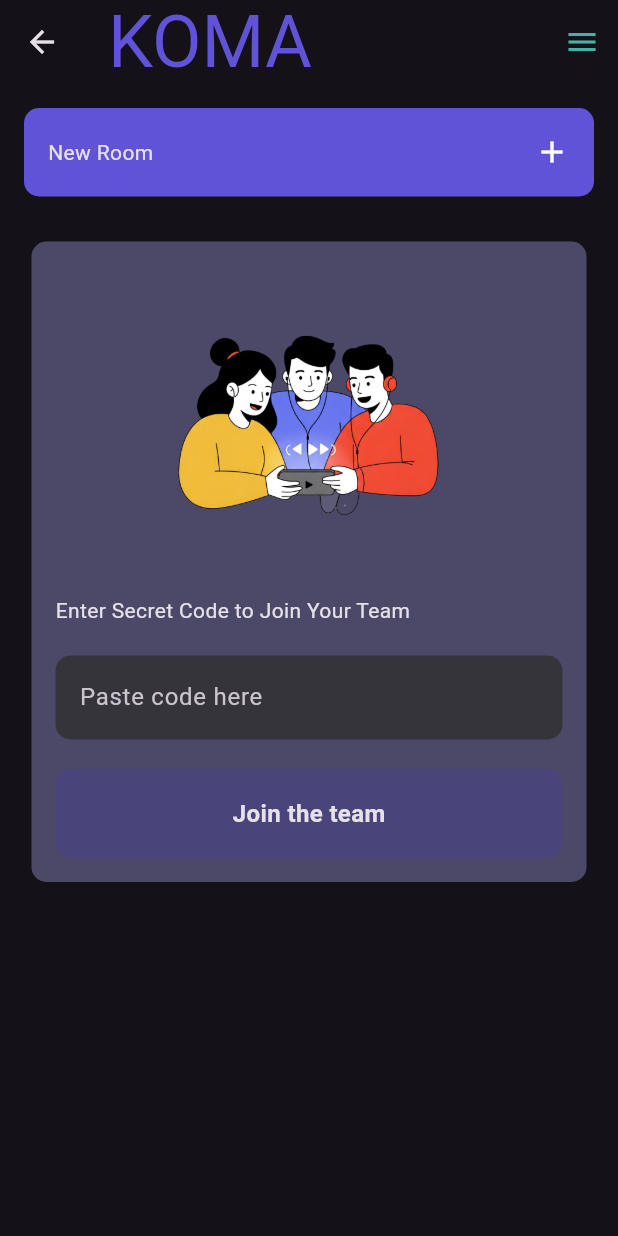
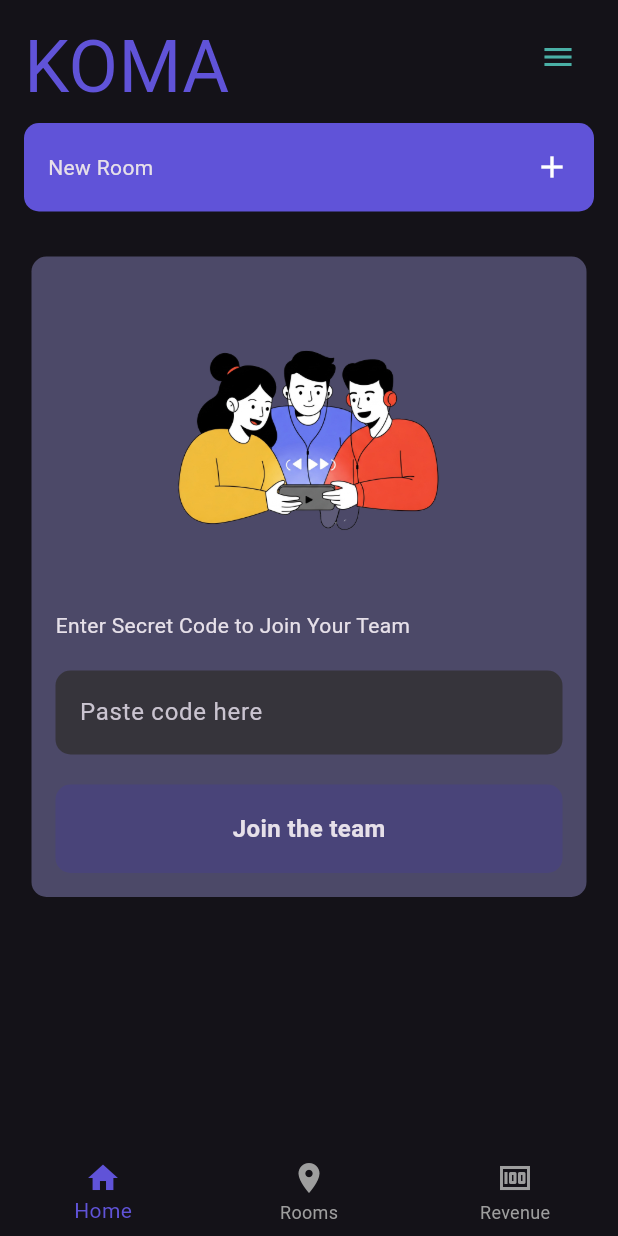
Before and after one commit to HridhyaM/koma, a Flutter app: the ChooseCountry screen opened by its route, after a tap on "Next", on a phone screen of 412 x 824 dp. Run offline on Flutter 3.47's test engine with Material 3 defaults, Android fonts, the phone set to English and light mode, and no system bars; our stand-ins replace get.

Commit message:
ui_correction

```diff
--- /dev/null
+++ b/lib/app/modules/home/controllers/bottom_navigation_controller.dart
@@ -0,0 +1,12 @@
+import 'package:get/get.dart';
+
+class BottomNavigationController  extends GetxController{
+
+
+  var selectedIndex=0.obs;
+
+  void changebottonTab(int index){
+    selectedIndex.value=index;
+  }
+
+}
--- a/lib/app/modules/home/views/choose_country.dart
+++ b/lib/app/modules/home/views/choose_country.dart
@@ -35,7 +35,7 @@ class ChooseCountry extends StatelessWidget {
               child: CustomButton(
                 bgcolor: AppColors.primary,
                 child: Text("Next"), onTap: (){
-                  Get.toNamed(AppRoutes.Homescreen);
+                  Get.toNamed(AppRoutes.botoomnavigation);
                 }),
             )
           ],
--- a/lib/app/modules/home/views/home_screen.dart
+++ b/lib/app/modules/home/views/home_screen.dart
@@ -1,26 +1,20 @@
 import 'package:flutter/material.dart';
 import 'package:get/get.dart';
+import 'package:koma/app/modules/home/views/room_screen_list.dart';
 import 'package:koma/app/routes/app_routes.dart';
 import 'package:koma/styles/app_colors.dart';
 import 'package:koma/styles/app_padding.dart';
 import 'package:koma/styles/app_text_styles.dart';
+import 'package:koma/widgets/bottom_navigation.dart';
 import 'package:koma/widgets/custom_button.dart';
 import 'package:koma/widgets/custom_text_filed.dart';
 
 class HomeScreen extends StatelessWidget {
-  const HomeScreen({super.key});
+   HomeScreen({super.key});
 
   @override
   Widget build(BuildContext context) {
-    return Scaffold(
-      appBar: AppBar(
-        title:  Text("KOMA", style: AppTextStyles.appname),
-        actions: [
-          IconButton(onPressed: (){}, icon: Icon(Icons.menu,color: AppColors.iconColors,))
-        ],
-      ),
-
-      body: Padding(
+    return  Padding(
         padding: AppPadding.screenPadding,
         child: SingleChildScrollView(
           child: Column(
@@ -96,8 +90,8 @@ SizedBox(
             ],
           ),
         ),
-      ),
+      );
 
-    );
+
   }
 }
--- /dev/null
+++ b/lib/app/modules/home/views/revenue_screen.dart
@@ -0,0 +1,12 @@
+import 'package:flutter/material.dart';
+
+class RevenueScreen extends StatelessWidget {
+  const RevenueScreen({super.key});
+
+  @override
+  Widget build(BuildContext context) {
+    return Scaffold(
+
+    );
+  }
+}
--- a/lib/app/modules/home/views/room_screen_list.dart
+++ b/lib/app/modules/home/views/room_screen_list.dart
@@ -2,6 +2,7 @@ import 'package:flutter/material.dart';
 import 'package:koma/styles/app_colors.dart';
 import 'package:koma/styles/app_padding.dart';
 import 'package:koma/styles/app_text_styles.dart';
+import 'package:koma/widgets/custom_appbar.dart';
 import 'package:koma/widgets/custom_button.dart';
 import 'package:koma/widgets/custom_text_filed.dart';
 
@@ -11,13 +12,7 @@ class RoomScreenList extends StatelessWidget {
   @override
   Widget build(BuildContext context) {
     return Scaffold(
-      appBar: AppBar(
-        automaticallyImplyLeading: false,
-        title:  Text("KOMA", style: AppTextStyles.appname),
-        actions: [
-          IconButton(onPressed: (){}, icon: Icon(Icons.menu,color: AppColors.iconColors,))
-        ],
-      ),
+
 
       body: Padding(
         padding: AppPadding.screenPadding,
@@ -55,8 +50,12 @@ class RoomScreenList extends StatelessWidget {
                   ),
                SizedBox(
                     height: 600,
-                    child: ListView.builder(itemBuilder: (context,index){
+                    child: ListView.separated(
+                      itemCount: 10,
+                      itemBuilder: (context,index){
+
                       return ListTile(
+
                         leading: CircleAvatar(
                           radius: 20,
                         ),
@@ -67,7 +66,7 @@ class RoomScreenList extends StatelessWidget {
                           backgroundColor: AppColors.trailingcolor,
                         ),
                       );
-                    }),
+                    }, separatorBuilder: (BuildContext context, int index) => Divider(),),
                   )
 
             ],
--- a/lib/app/routes/app_pages.dart
+++ b/lib/app/routes/app_pages.dart
@@ -14,6 +14,7 @@ import 'package:koma/app/modules/home/views/password_view.dart';
 import 'package:koma/app/modules/home/views/room_screen_list.dart';
 import 'package:koma/app/modules/home/views/sucess_screen.dart';
 import 'package:koma/app/routes/app_routes.dart';
+import 'package:koma/widgets/bottom_navigation.dart';
 
 class AppPages {
   static final pages = [
@@ -31,7 +32,7 @@ class AppPages {
     GetPage(name: AppRoutes.datescreen, page: () => DateScreen()),
     GetPage(name: AppRoutes.gender, page: () => GenderSelection()),
     GetPage(name: AppRoutes.ChooseCountry, page: () => ChooseCountry()),
-    GetPage(name: AppRoutes.Homescreen, page: () => HomeScreen()),
+    GetPage(name: AppRoutes.botoomnavigation, page: () => BottomNavigation()),
      GetPage(name: AppRoutes.roomlist, page: () => RoomScreenList()),
   ];
 }
--- a/lib/app/routes/app_routes.dart
+++ b/lib/app/routes/app_routes.dart
@@ -10,6 +10,6 @@ class AppRoutes {
   static const String datescreen = '/datescreen';
   static const String gender = '/choosegender';
   static const String ChooseCountry = '/choosecountry';
-  static const String Homescreen = '/home';
+  static const String botoomnavigation = '/nav';
   static const String roomlist = '/rooms';
 }
--- /dev/null
+++ b/lib/widgets/bottom_navigation.dart
@@ -0,0 +1,43 @@
+import 'package:flutter/material.dart';
+import 'package:get/get.dart';
+import 'package:koma/app/modules/home/controllers/bottom_navigation_controller.dart';
+import 'package:koma/app/modules/home/views/home_screen.dart';
+import 'package:koma/app/modules/home/views/revenue_screen.dart';
+import 'package:koma/app/modules/home/views/room_screen_list.dart';
+import 'package:koma/styles/app_colors.dart';
+
+import 'package:koma/widgets/custom_appbar.dart';
+
+class BottomNavigation extends StatelessWidget {
+  BottomNavigation({super.key});
+
+  final BottomNavigationController navigationController = Get.put(BottomNavigationController());
+
+  final List<Widget> pages = [
+    HomeScreen(),
+    RoomScreenList(),
+   RevenueScreen()
+  ];
+
+  @override
+  Widget build(BuildContext context) {
+    return Obx(() => Scaffold(
+     appBar: CustomAppbar(title: "KOMA", ontap: (){}),
+      body: pages[navigationController.selectedIndex.value],
+      bottomNavigationBar: BottomNavigationBar(
+        elevation: 0,
+        backgroundColor: Colors.transparent,
+        currentIndex: navigationController.selectedIndex.value,
+        onTap: navigationController.changebottonTab,
+        type: BottomNavigationBarType.fixed, // Ensure selected/unselected colors apply
+  selectedItemColor: AppColors.primary,
+  unselectedItemColor: Colors.grey,
+        items: const [
+          BottomNavigationBarItem(icon: Icon(Icons.home), label: "Home"),
+          BottomNavigationBarItem(icon: Icon(Icons.room), label: "Rooms"),
+          BottomNavigationBarItem(icon: Icon(Icons.money), label: "Revenue"),
+        ],
+      ),
+    ));
+  }
+}
--- /dev/null
+++ b/lib/widgets/custom_appbar.dart
@@ -0,0 +1,45 @@
+import 'package:flutter/material.dart';
+import 'package:koma/styles/app_colors.dart';
+import 'package:koma/styles/app_text_styles.dart';
+
+class CustomAppbar extends StatelessWidget implements PreferredSizeWidget {
+  final String title;
+  final VoidCallback ontap;
+
+  const CustomAppbar({
+    super.key,
+    required this.title,
+    required this.ontap,
+  });
+
+  @override
+  Widget build(BuildContext context) {
+    return AppBar(
+
+      automaticallyImplyLeading: false,
+      titleSpacing: 0,
+      toolbarHeight: kToolbarHeight + 10,
+      flexibleSpace: SafeArea(
+        child: Padding(
+          padding: const EdgeInsets.only(top: 10, left: 16, right: 16),
+          child: Row(
+            mainAxisAlignment: MainAxisAlignment.spaceBetween,
+            children: [
+              Text(title, style: AppTextStyles.appname),
+              IconButton(
+                onPressed: ontap,
+                icon: Icon(Icons.menu, color: AppColors.iconColors),
+              ),
+            ],
+          ),
+        ),
+      ),
+
+      elevation: 0,
+      backgroundColor: Colors.transparent,
+    );
+  }
+
+  @override
+  Size get preferredSize => const Size.fromHeight(kToolbarHeight + 10);
+}
```
